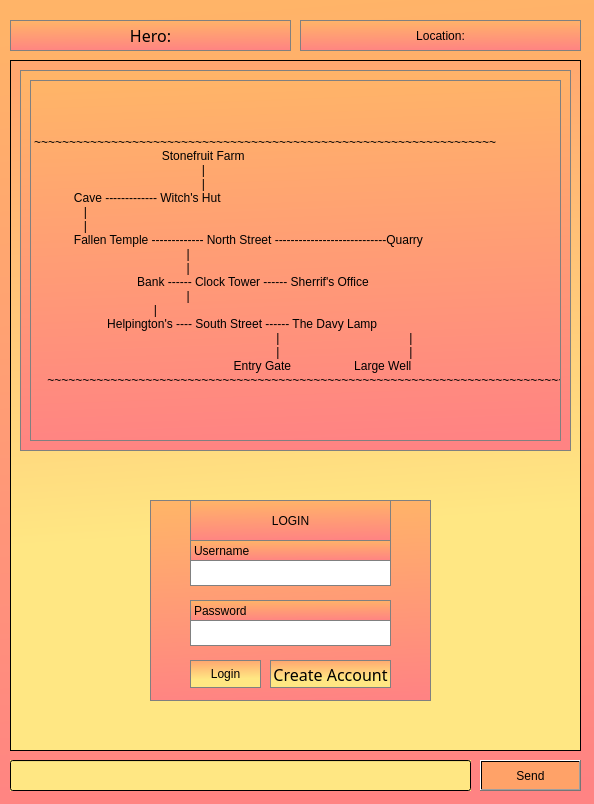
This is Client/window_design.ui in ac200905/comp260-server as Qt 5 draws it before an edit. The edited form follows.
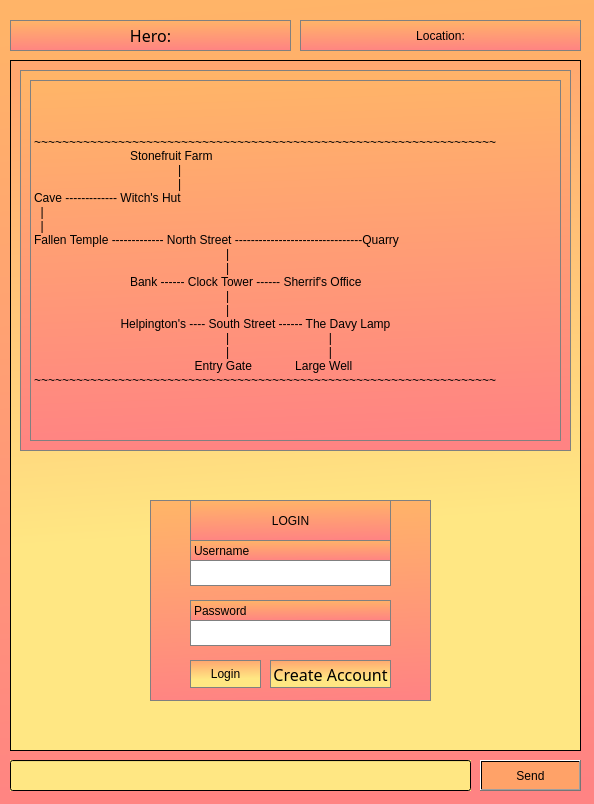
This is the edited form.

Diff of the .ui file:
```diff
--- a/Client/window_design.ui
+++ b/Client/window_design.ui
@@ -340,23 +340,23 @@
      </property>
      <property name="text">
       <string>~~~~~~~~~~~~~~~~~~~~~~~~~~~~~~~~~~~~~~~~~~~~~~~~~~~~~~~~~~~~~~~~~~
-            	                        Stonefruit Farm
-            	                                    |
-            	                                    |
-            Cave ------------- Witch's Hut
-               |
-               |
-            Fallen Temple ------------- North Street ----------------------------Quarry
-                	                 |
-                	                 |
-                               Bank ------ Clock Tower ------ Sherrif's Office
-                 	                 |
-                                    |
-                      Helpington's ---- South Street ------ The Davy Lamp
-                	                                            |                                       |
-                	                                            |                                       |
-                                                            Entry Gate                   Large Well
-    ~~~~~~~~~~~~~~~~~~~~~~~~~~~~~~~~~~~~~~~~~~~~~~~~~~~~~~~~~~~~~~~~~~~~~~~~~~~</string>
+		Stonefruit Farm                                                        
+			|                                                               
+			|                                                               
+Cave ------------- Witch's Hut                                                         
+  |  			                                                                       
+  |  			                                                                       
+Fallen Temple ------------- North Street --------------------------------Quarry     
+				|                                             
+				|                                             
+		Bank ------ Clock Tower ------ Sherrif's Office                        
+				|                                                     
+				|                                                     
+                          Helpington's ---- South Street ------ The Davy Lamp                          
+				|                              |                                 
+				|                              |                                
+			     Entry Gate             Large Well                           
+~~~~~~~~~~~~~~~~~~~~~~~~~~~~~~~~~~~~~~~~~~~~~~~~~~~~~~~~~~~~~~~~~~</string>
      </property>
     </widget>
    </widget>
```
